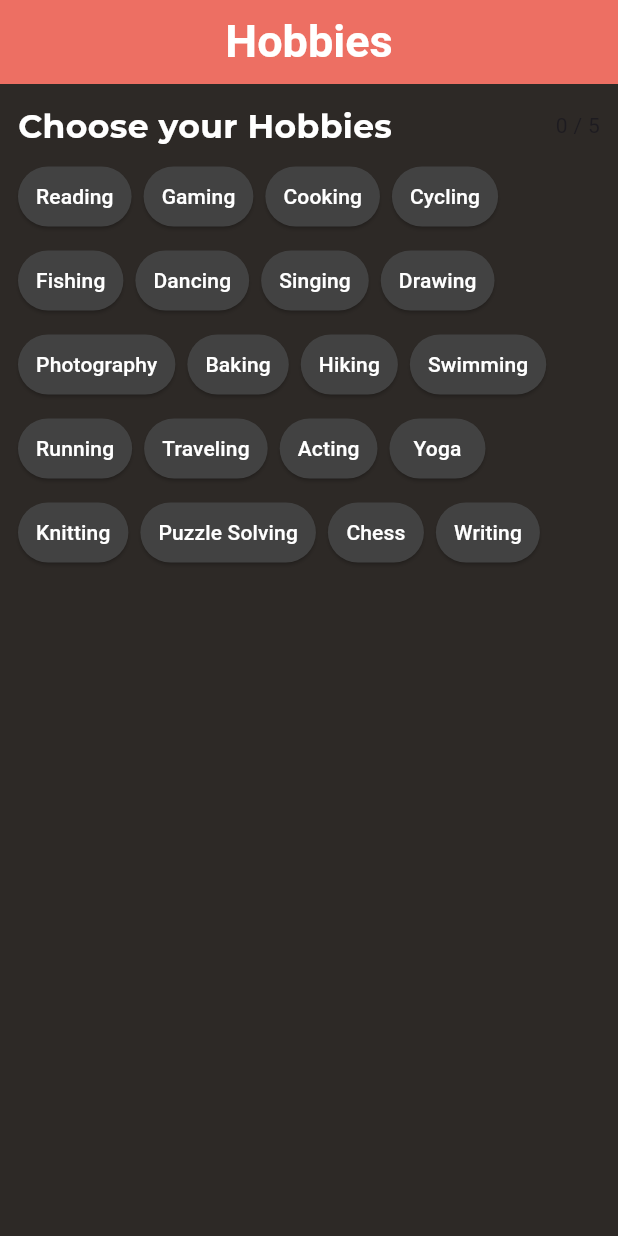
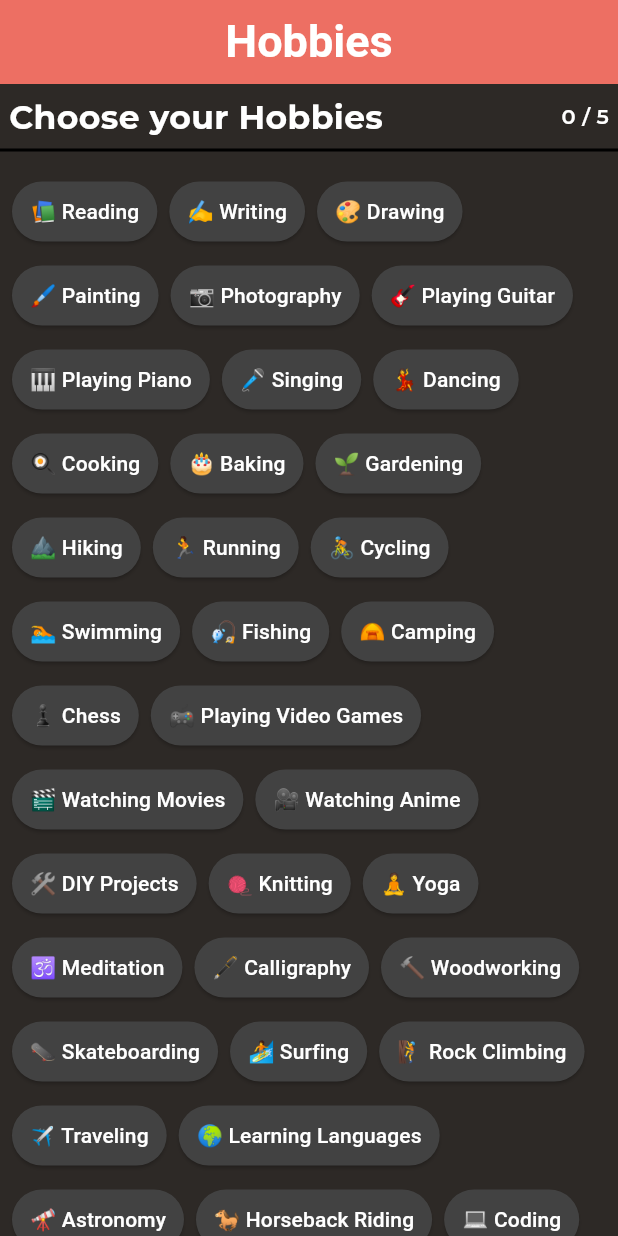
Before and after one commit to AzatD3V/feel-sense, a Flutter app: the screen it shows after launch, on a phone screen of 412 x 824 dp. Run offline on Flutter 3.47's test engine with Material 3 defaults, Android fonts, the phone set to English and light mode, and no system bars; our stand-ins replace bloc, equatable, firebase_auth, firebase_core, flutter_bloc, google_fonts and 2 more; missing offline and left inert: font_awesome_icon_class, tflite_flutter; accounts and stored records are empty; Roboto replaces fonts that are missing (Sarina).

Commit message:
hobbies screen new version

```diff
--- a/lib/main.dart
+++ b/lib/main.dart
@@ -31,7 +31,7 @@ class _MyAppState extends State<MyApp> {
               create: (context) => AuthBloc(authServices: AuthServices()))
         ],
         child: MaterialApp(
-            debugShowCheckedModeBanner: false, home: SelectionScreen()
+            debugShowCheckedModeBanner: false, home: HobbiesSelectionScreen()
             //LoginScreen(),
             ));
   }
--- /dev/null
+++ b/lib/screens/next_screen.dart
@@ -0,0 +1,25 @@
+import 'package:flutter/material.dart';
+import 'package:xxx/widgets/custom_appbar.dart';
+
+class NextScreen extends StatefulWidget {
+  final List<String> hobbies;
+  const NextScreen({super.key, required this.hobbies});
+
+  @override
+  State<NextScreen> createState() => _NextScreenState();
+}
+
+class _NextScreenState extends State<NextScreen> {
+  @override
+  Widget build(BuildContext context) {
+    return Scaffold(
+      appBar: CustomAppbar(title: 'Music'),
+      body: Center(
+        child: Column(
+          mainAxisAlignment: MainAxisAlignment.center,
+          children: [Text(widget.hobbies.toString())],
+        ),
+      ),
+    );
+  }
+}
--- a/lib/screens/skill_select_screen.dart
+++ b/lib/screens/skill_select_screen.dart
@@ -1,15 +1,16 @@
 import 'package:flutter/material.dart';
 import 'package:google_fonts/google_fonts.dart';
+import 'package:xxx/screens/next_screen.dart';
 import 'package:xxx/widgets/custom_appbar.dart';
 
-class SelectionScreen extends StatefulWidget {
-  const SelectionScreen({super.key});
+class HobbiesSelectionScreen extends StatefulWidget {
+  const HobbiesSelectionScreen({super.key});
 
   @override
-  State<SelectionScreen> createState() => _SelectionScreenState();
+  State<HobbiesSelectionScreen> createState() => _HobbiesSelectionScreenState();
 }
 
-class _SelectionScreenState extends State<SelectionScreen> {
+class _HobbiesSelectionScreenState extends State<HobbiesSelectionScreen> {
   // Kullanıcının seçimlerini tutan yapı
   final List<String> selectedOptions = [];
 
@@ -17,26 +18,42 @@ class _SelectionScreenState extends State<SelectionScreen> {
   final int maxSelections = 5;
   // Kategori seçenekleri
   final List<String> options = [
-    "Reading",
-    "Gaming",
-    "Cooking",
-    "Cycling",
-    "Fishing",
-    "Dancing",
-    "Singing",
-    "Drawing",
-    "Photography",
-    "Baking",
-    "Hiking",
-    "Swimming",
-    "Running",
-    "Traveling",
-    "Acting",
-    "Yoga",
-    "Knitting",
-    "Puzzle Solving",
-    "Chess",
-    "Writing"
+    "📚 Reading",
+    "✍️ Writing",
+    "🎨 Drawing",
+    "🖌️ Painting",
+    "📷 Photography",
+    "🎸 Playing Guitar",
+    "🎹 Playing Piano",
+    "🎤 Singing",
+    "💃 Dancing",
+    "🍳 Cooking",
+    "🎂 Baking",
+    "🌱 Gardening",
+    "⛰️ Hiking",
+    "🏃 Running",
+    "🚴 Cycling",
+    "🏊 Swimming",
+    "🎣 Fishing",
+    "⛺ Camping",
+    "♟️ Chess",
+    "🎮 Playing Video Games",
+    "🎬 Watching Movies",
+    "🎥 Watching Anime",
+    "🛠️ DIY Projects",
+    "🧶 Knitting",
+    "🧘 Yoga",
+    "🕉️ Meditation",
+    "🖋️ Calligraphy",
+    "🔨 Woodworking",
+    "🛹 Skateboarding",
+    "🏄 Surfing",
+    "🧗 Rock Climbing",
+    "✈️ Traveling",
+    "🌍 Learning Languages",
+    "🔭 Astronomy",
+    "🐎 Horseback Riding",
+    "💻 Coding"
   ];
 
   // Firebase'e kaydetme fonksiyonu
@@ -50,13 +67,14 @@ class _SelectionScreenState extends State<SelectionScreen> {
     return Scaffold(
       backgroundColor: Color(0xff2D2926),
       appBar: CustomAppbar(title: 'Hobbies'),
-      body: Padding(
-        padding: EdgeInsets.all(12),
-        child: SingleChildScrollView(
-          child: Column(
-            crossAxisAlignment: CrossAxisAlignment.start,
+      body: Column(
         children: [
-              Row(
+          Container(
+            padding: EdgeInsets.all(6),
+            decoration: BoxDecoration(
+                border:
+                    Border(bottom: BorderSide(color: Colors.black, width: 2))),
+            child: Row(
               children: [
                 Text(
                   'Choose your Hobbies',
@@ -67,9 +85,23 @@ class _SelectionScreenState extends State<SelectionScreen> {
                 ),
                 Expanded(child: SizedBox()),
                 Text(
-                      " ${selectedOptions.length.toString()} / ${maxSelections.toString()}")
+                  " ${selectedOptions.length.toString()} / ${maxSelections.toString()}",
+                  style: GoogleFonts.montserrat(
+                      color: Colors.white,
+                      fontSize: 14,
+                      fontWeight: FontWeight.w600),
+                )
               ],
             ),
+          ),
+          Expanded(
+            child: ListView(
+              children: [
+                Padding(
+                  padding: const EdgeInsets.all(8.0),
+                  child: Column(
+                    crossAxisAlignment: CrossAxisAlignment.start,
+                    children: [
                       SizedBox(height: 8),
                       Wrap(
                         spacing: 8,
@@ -99,20 +131,54 @@ class _SelectionScreenState extends State<SelectionScreen> {
                               });
                             },
                             style: ElevatedButton.styleFrom(
-                      backgroundColor:
-                          isSelected ? Colors.green : Colors.grey.shade800,
+                              backgroundColor: isSelected
+                                  ? Color(0xffed6f63)
+                                  : Colors.grey.shade800,
                               foregroundColor: Colors.white,
-                      padding:
-                          EdgeInsets.symmetric(horizontal: 12, vertical: 8),
+                              padding: EdgeInsets.symmetric(
+                                  horizontal: 12, vertical: 8),
                             ),
                             child: Text(item, style: TextStyle(fontSize: 14)),
                           );
                         }).toList(),
                       ),
-              SizedBox(height: 20), // Kategoriler arası boşluk
+                      SizedBox(
+                        height: 20,
+                      ),
+                      Align(
+                        alignment: Alignment.bottomCenter,
+                        child: ElevatedButton(
+                            style: ElevatedButton.styleFrom(
+                                backgroundColor: selectedOptions.length <= 4
+                                    ? Colors.grey.shade800
+                                    : Color(0xffed6f63)),
+                            onPressed: () {
+                              if (selectedOptions.length >= 5) {
+                                Navigator.push(
+                                    context,
+                                    MaterialPageRoute(
+                                        builder: (context) => NextScreen(
+                                            hobbies: selectedOptions)));
+                              } else {
+                                ScaffoldMessenger.of(context).showSnackBar(
+                                    SnackBar(content: Text('data')));
+                              }
+                            },
+                            child: Text(
+                              "Next Page",
+                              style: GoogleFonts.montserrat(
+                                  color: Colors.white,
+                                  fontSize: 16,
+                                  fontWeight: FontWeight.w600),
+                            )),
+                      )
                     ],
                   ),
                 ),
+              ],
+            ),
+          ),
+        ],
       ),
     );
   }
```
Lines whose indentation alone changed are shown as unchanged.
